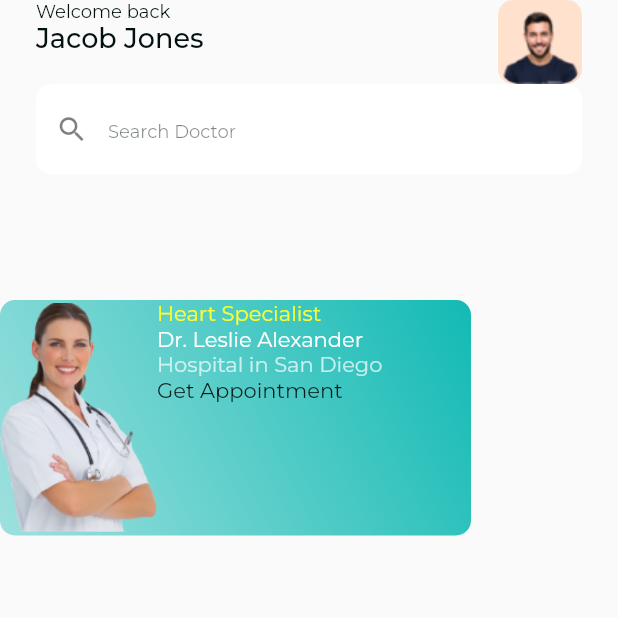
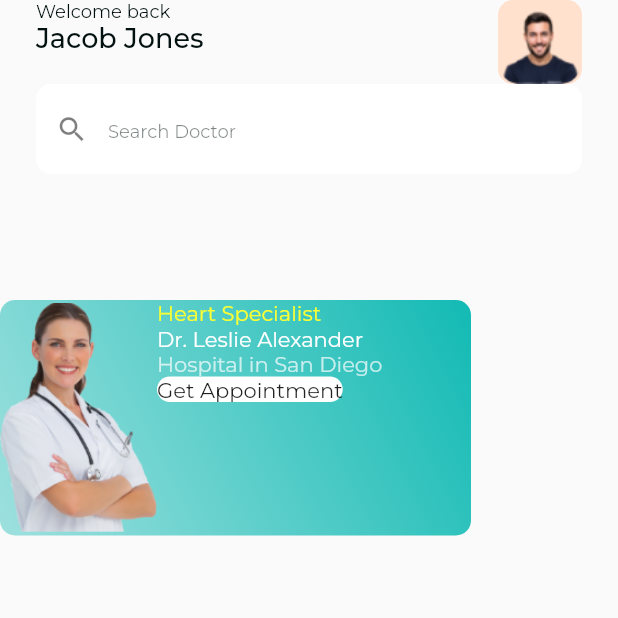
Before and after one commit to romofel/flutter-ui_practice-medical, a Flutter app: the screen it shows after launch, on a phone screen of 412 x 824 dp, the top half of it. Run offline on Flutter 3.47's test engine with Material 2 defaults, Android fonts, the phone set to English and light mode, and no system bars; our stand-ins replace google_fonts.

Commit message:
Style button backgronud

```diff
--- a/lib/screens/home_screen.dart
+++ b/lib/screens/home_screen.dart
@@ -39,26 +39,30 @@ class HomeScreen extends StatelessWidget {
                           flex: 2,
                           child: Column(
                             crossAxisAlignment: CrossAxisAlignment.start,
-                            children: const [
-                              Text(
+                            children: [
+                              const Text(
                                 'Heart Specialist',
                                 style: TextStyle(
                                   color: Color(0xffFBFF33),
                                 ),
                               ),
-                              Text(
+                              const Text(
                                 'Dr. Leslie Alexander',
                                 style: TextStyle(
                                   color: Colors.white,
                                 ),
                               ),
-                              Text(
+                              const Text(
                                 'Hospital in San Diego',
                                 style: TextStyle(
                                   color: Color(0xb3FFFFFF),
                                 ),
                               ),
-                              SizedBox(
+                              Container(
+                                decoration: BoxDecoration(
+                                  color: Colors.white,
+                                  borderRadius: BorderRadius.circular(10),
+                                ),
                                 child: Text('Get Appointment'),
                               ),
                             ],
```
